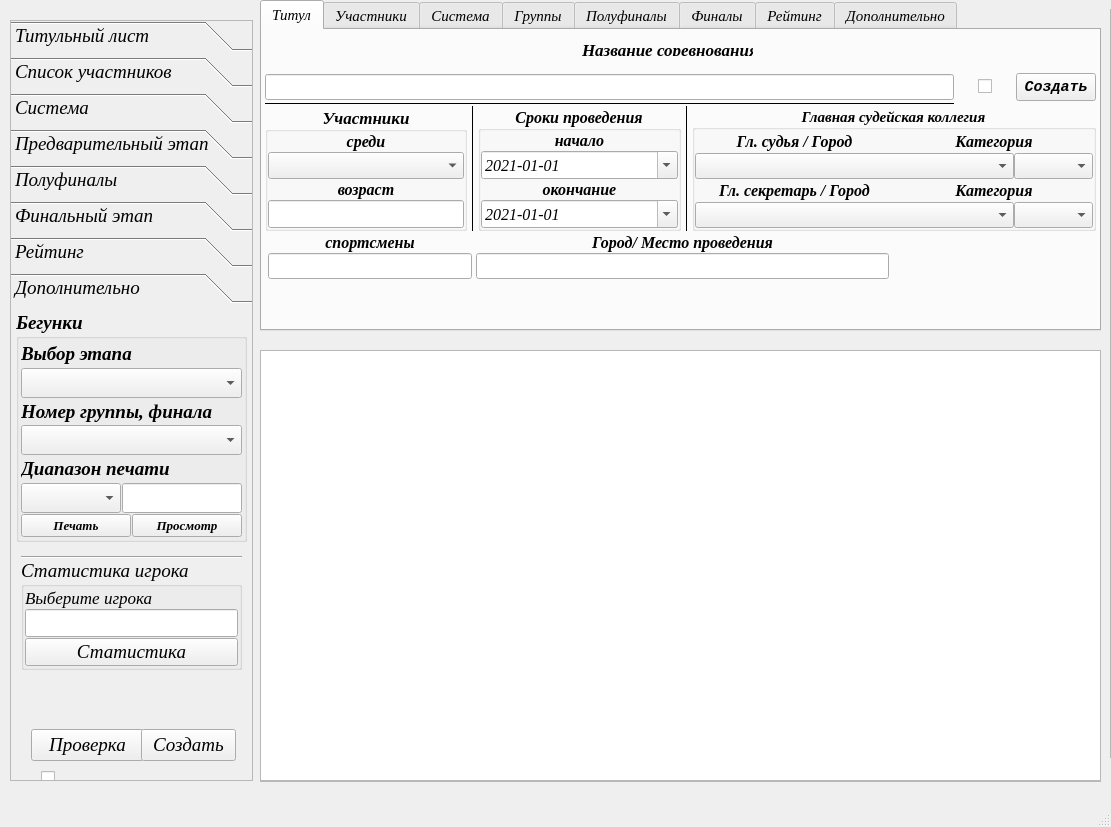
The window that UI/main_window.ui (Kaspar0810/Competitions_TT_SQL) describes before a commit, drawn with Qt 5.
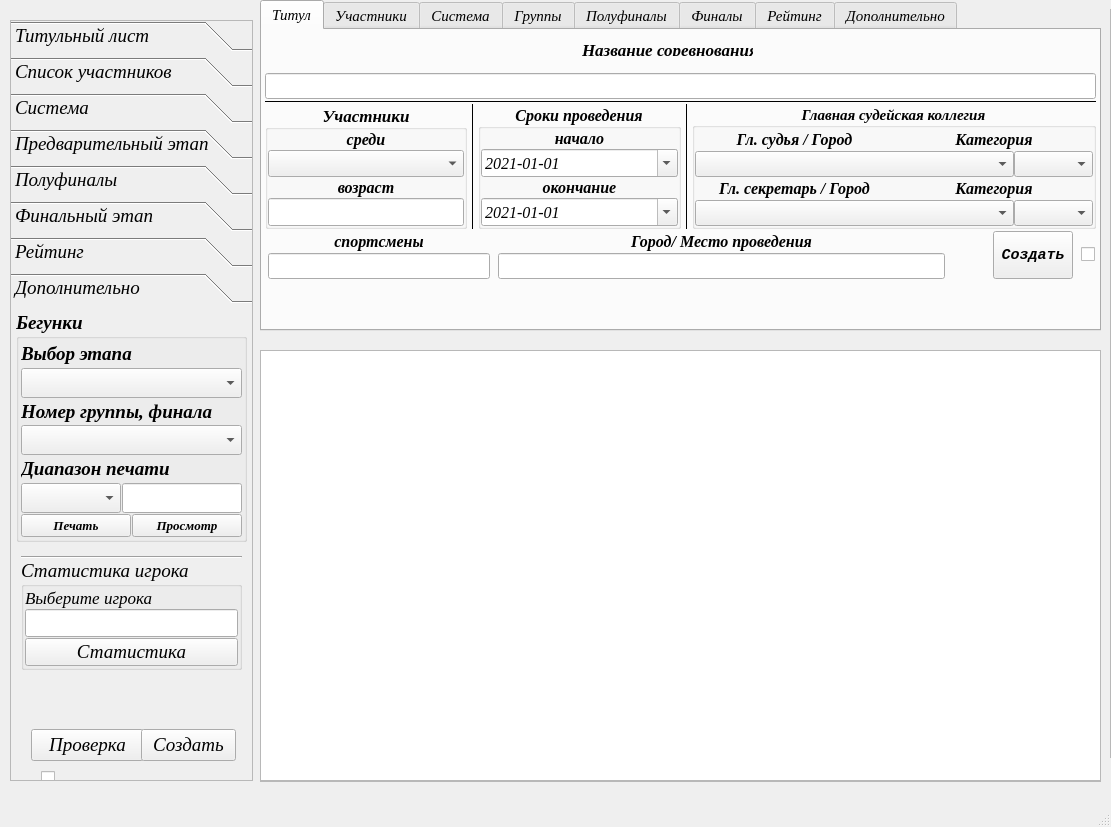
The same window after the commit.

Diff of the .ui file:
```diff
--- a/UI/main_window.ui
+++ b/UI/main_window.ui
@@ -103,7 +103,7 @@
         <number>1</number>
        </property>
        <item row="0" column="0">
-        <layout class="QGridLayout" name="gridLayout_5" columnstretch="0,1,0">
+        <layout class="QGridLayout" name="gridLayout_5" columnstretch="0,0,0">
          <property name="horizontalSpacing">
           <number>24</number>
          </property>
@@ -123,48 +123,6 @@
            </property>
           </widget>
          </item>
-         <item row="0" column="2">
-          <widget class="QPushButton" name="Button_title_made">
-           <property name="sizePolicy">
-            <sizepolicy hsizetype="Preferred" vsizetype="Expanding">
-             <horstretch>0</horstretch>
-             <verstretch>0</verstretch>
-            </sizepolicy>
-           </property>
-           <property name="font">
-            <font>
-             <family>Courier New</family>
-             <weight>75</weight>
-             <bold>true</bold>
-            </font>
-           </property>
-           <property name="text">
-            <string>Создать</string>
-           </property>
-           <property name="autoDefault">
-            <bool>false</bool>
-           </property>
-           <property name="default">
-            <bool>false</bool>
-           </property>
-           <property name="flat">
-            <bool>false</bool>
-           </property>
-          </widget>
-         </item>
-         <item row="0" column="1">
-          <widget class="QCheckBox" name="checkBox">
-           <property name="sizePolicy">
-            <sizepolicy hsizetype="Fixed" vsizetype="Fixed">
-             <horstretch>0</horstretch>
-             <verstretch>0</verstretch>
-            </sizepolicy>
-           </property>
-           <property name="text">
-            <string/>
-           </property>
-          </widget>
-         </item>
          <item row="1" column="0">
           <widget class="Line" name="line_16">
            <property name="frameShadow">
@@ -695,9 +653,9 @@
         </layout>
        </item>
        <item row="2" column="0">
-        <layout class="QHBoxLayout" name="horizontalLayout_4" stretch="1,2,1">
+        <layout class="QHBoxLayout" name="horizontalLayout_4" stretch="1,2,0,0,0">
          <property name="spacing">
-          <number>4</number>
+          <number>8</number>
          </property>
          <property name="leftMargin">
           <number>1</number>
@@ -788,7 +746,7 @@
             <enum>Qt::Horizontal</enum>
            </property>
            <property name="sizeType">
-            <enum>QSizePolicy::Expanding</enum>
+            <enum>QSizePolicy::Minimum</enum>
            </property>
            <property name="sizeHint" stdset="0">
             <size>
@@ -798,6 +756,48 @@
            </property>
           </spacer>
          </item>
+         <item>
+          <widget class="QPushButton" name="Button_title_made">
+           <property name="sizePolicy">
+            <sizepolicy hsizetype="Expanding" vsizetype="Expanding">
+             <horstretch>0</horstretch>
+             <verstretch>0</verstretch>
+            </sizepolicy>
+           </property>
+           <property name="font">
+            <font>
+             <family>Courier New</family>
+             <weight>75</weight>
+             <bold>true</bold>
+            </font>
+           </property>
+           <property name="text">
+            <string>Создать</string>
+           </property>
+           <property name="autoDefault">
+            <bool>false</bool>
+           </property>
+           <property name="default">
+            <bool>false</bool>
+           </property>
+           <property name="flat">
+            <bool>false</bool>
+           </property>
+          </widget>
+         </item>
+         <item>
+          <widget class="QCheckBox" name="checkBox">
+           <property name="sizePolicy">
+            <sizepolicy hsizetype="Fixed" vsizetype="Fixed">
+             <horstretch>0</horstretch>
+             <verstretch>0</verstretch>
+            </sizepolicy>
+           </property>
+           <property name="text">
+            <string/>
+           </property>
+          </widget>
+         </item>
         </layout>
        </item>
       </layout>
```
Left out of the diff: 18 changed lines with no effect on the pictures.
